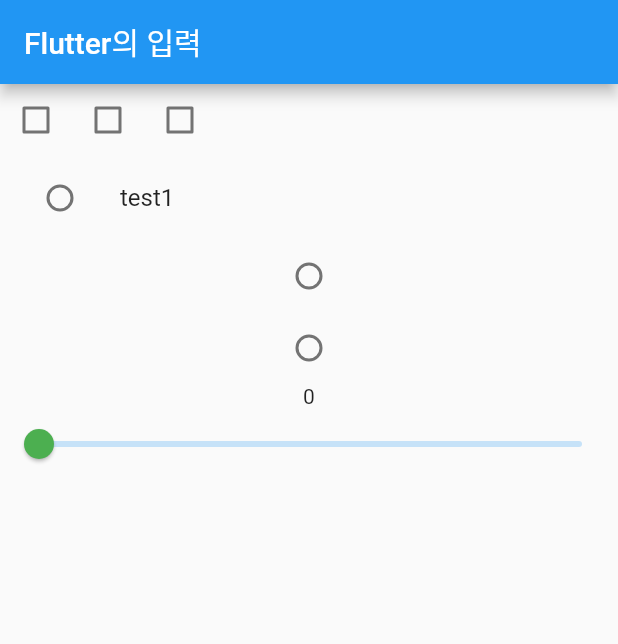
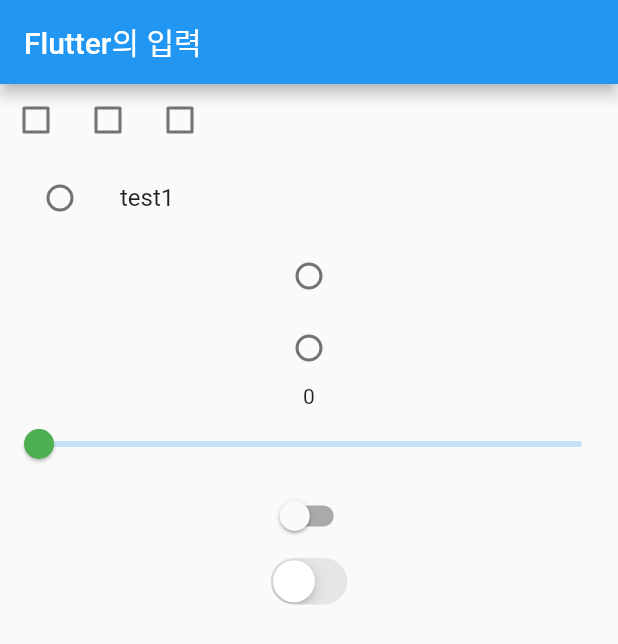
Before and after one commit to haerong22/flutter, a Flutter app: the screen it shows after launch, on a phone screen of 412 x 824 dp. Shown: the top 644 px of the screen. Run offline on Flutter 3.47's test engine with Material 2 defaults, Android fonts, the phone set to English and light mode, and no system bars.

Commit message:
#2 flutter: widget - input(switch)

```diff
--- a/flutter_test_project/lib/input.dart
+++ b/flutter_test_project/lib/input.dart
@@ -1,3 +1,4 @@
+import 'package:flutter/cupertino.dart';
 import 'package:flutter/material.dart';
 
 void main() {
@@ -21,6 +22,7 @@ class Body extends StatelessWidget {
         TestCheckBox(),
         TestRadioButton(),
         TestSlider(),
+        TestSwitch(),
       ],
     );
   }
@@ -148,3 +150,30 @@ class _TestSliderState extends State<TestSlider> {
     );
   }
 }
+
+class TestSwitch extends StatefulWidget {
+  const TestSwitch({super.key});
+
+  @override
+  State<TestSwitch> createState() => _TestSwitchState();
+}
+
+class _TestSwitchState extends State<TestSwitch> {
+  bool value = false;
+
+  @override
+  Widget build(BuildContext context) {
+    return Column(
+      children: [
+        Switch(
+          value: value,
+          onChanged: (newValue) => setState(() => value = newValue),
+        ),
+        CupertinoSwitch(
+          value: value,
+          onChanged: (newValue) => setState(() => value = newValue),
+        )
+      ],
+    );
+  }
+}
```
